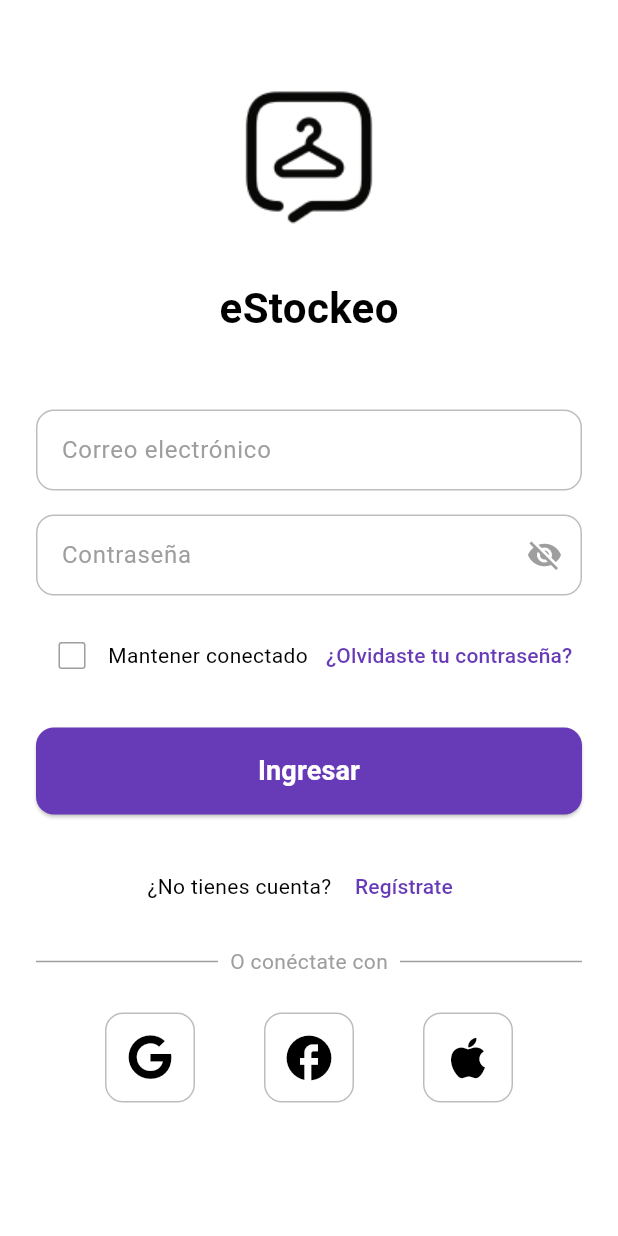
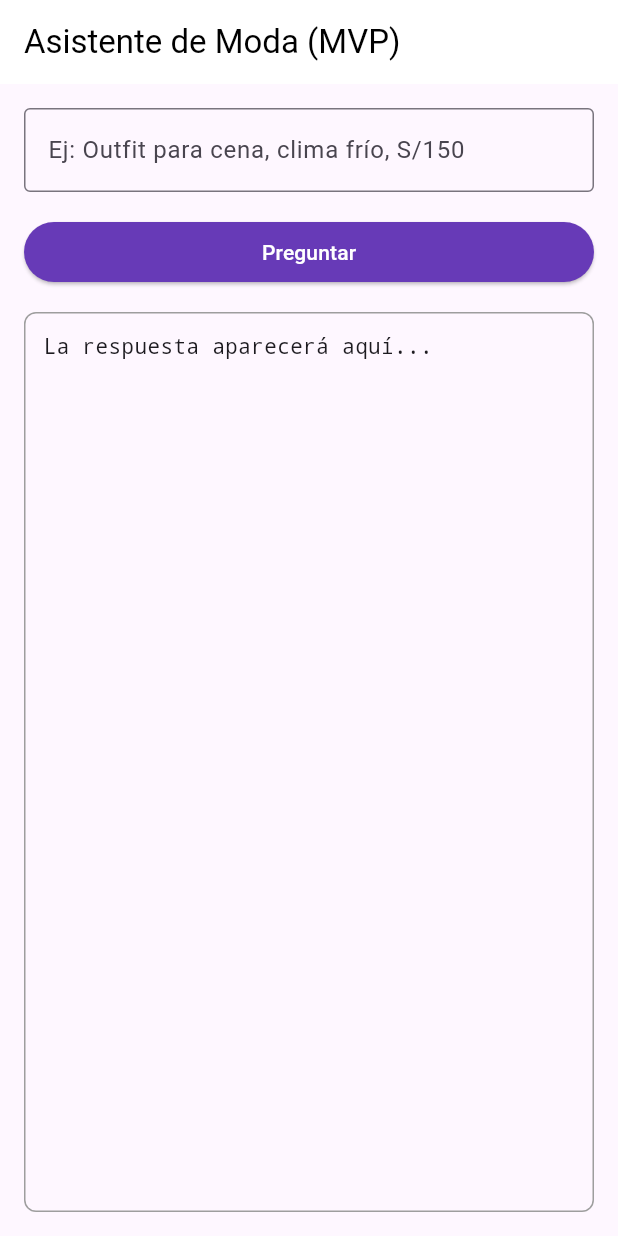
Before and after one commit to KGP2005/eStockeo, a Flutter app: the screen it shows after launch, on a phone screen of 412 x 824 dp. Run offline on Flutter 3.47's test engine with Material 3 defaults, Android fonts, the phone set to English and light mode, and no system bars; our stand-ins replace dio, font_awesome_flutter, supabase_flutter; accounts and stored records are empty.

Commit message:
Primer de asistente_ version prueba

```diff
--- /dev/null
+++ b/lib/Pages/Assistant/assistant_page.dart
@@ -0,0 +1,113 @@
+import 'dart:convert';
+import 'package:flutter/material.dart';
+import '../../Services/Assistant/assistant_api.dart';
+
+class AssistantPage extends StatefulWidget {
+  const AssistantPage({Key? key}) : super(key: key);
+
+  @override
+  State<AssistantPage> createState() => _AssistantPageState();
+}
+
+class _AssistantPageState extends State<AssistantPage> {
+  final TextEditingController _ctrl = TextEditingController();
+  bool _loading = false;
+  String _output = '';
+
+  final String _catalogSummary = '''ARINZA-00128|blusa lino oversize|top|blanco|smart
+NOMAD-00077|pantalon recto|bottom|beige|casual
+SHOES-90012|mocasines|shoes|negro|smart''';
+
+  Future<void> _handleAsk() async {
+    final input = _ctrl.text.trim();
+    if (input.isEmpty) return;
+
+    setState(() {
+      _loading = true;
+      _output = '';
+    });
+
+    try {
+      final result = await AssistantApi().getStyleRecommendations(
+        prompt: input,
+        catalogSummary: _catalogSummary,
+      );
+
+      const encoder = JsonEncoder.withIndent('  ');
+      final prettyJson = encoder.convert(result);
+
+      setState(() {
+        _output = prettyJson;
+        _loading = false;
+      });
+    } catch (e) {
+      setState(() {
+        _output = 'Error: $e';
+        _loading = false;
+      });
+    }
+  }
+
+  @override
+  void dispose() {
+    _ctrl.dispose();
+    super.dispose();
+  }
+
+  @override
+  Widget build(BuildContext context) {
+    return Scaffold(
+      appBar: AppBar(
+        title: const Text('Asistente de Moda (MVP)'),
+        backgroundColor: Colors.white,
+        foregroundColor: Colors.black,
+        elevation: 0,
+      ),
+      body: SafeArea(
+        child: Padding(
+          padding: const EdgeInsets.all(16.0),
+          child: Column(
+            crossAxisAlignment: CrossAxisAlignment.stretch,
+            children: [
+              TextField(
+                controller: _ctrl,
+                decoration: const InputDecoration(
+                  hintText: 'Ej: Outfit para cena, clima frío, S/150',
+                  border: OutlineInputBorder(),
+                ),
+                onSubmitted: (_) => _handleAsk(),
+              ),
+              const SizedBox(height: 16),
+              ElevatedButton(
+                onPressed: _loading ? null : _handleAsk,
+                style: ElevatedButton.styleFrom(
+                  backgroundColor: const Color(0xFF673AB7),
+                  foregroundColor: Colors.white,
+                ),
+                child: _loading
+                    ? const CircularProgressIndicator(color: Colors.white)
+                    : const Text('Preguntar'),
+              ),
+              const SizedBox(height: 16),
+              Expanded(
+                child: Container(
+                  decoration: BoxDecoration(
+                    border: Border.all(color: Colors.grey),
+                    borderRadius: BorderRadius.circular(8),
+                  ),
+                  child: SingleChildScrollView(
+                    padding: const EdgeInsets.all(12),
+                    child: SelectableText(
+                      _output.isEmpty ? 'La respuesta aparecerá aquí...' : _output,
+                      style: const TextStyle(fontFamily: 'monospace'),
+                    ),
+                  ),
+                ),
+              ),
+            ],
+          ),
+        ),
+      ),
+    );
+  }
+}
--- /dev/null
+++ b/lib/Services/Assistant/assistant_contract.dart
@@ -0,0 +1,27 @@
+const systemPrompt = '''
+Eres un estilista para jóvenes en LATAM. Responde SIEMPRE solo JSON:
+
+{
+  "query": "",
+  "context": { "occasion": "", "climate": "", "budget": { "min": 0, "max": 0 } },
+  "primary_look": {
+    "title": "",
+    "rationale": "",
+    "items": [
+      { "category": "top", "name": "", "color": "", "price_range": [0, 0] }
+    ]
+  },
+  "variants": [
+    { "title": "", "swap": ["..."] },
+    { "title": "", "swap": ["..."] }
+  ],
+  "video_results": [
+    { "catalog_id": "", "score": 0.0 }
+  ]
+}
+
+Reglas:
+- Respeta presupuesto y clima.
+- Si faltan datos, asume básicos neutros.
+- No inventes marcas; usa categorías.
+''';
--- a/lib/main.dart
+++ b/lib/main.dart
@@ -1,6 +1,8 @@
 import 'package:estockeo_p1/Pages/Login/login_page.dart';
 import 'package:flutter/material.dart';
 import 'package:supabase_flutter/supabase_flutter.dart';
+import 'Pages/Assistant/assistant_page.dart';
+
 
 void main() async {
   WidgetsFlutterBinding.ensureInitialized();
@@ -22,7 +24,7 @@ class MyApp extends StatelessWidget {
       theme: ThemeData(
         primarySwatch: Colors.deepPurple,
       ),
-      home: LoginPage(),
+      home: const AssistantPage(),
     );
   }
 }
--- a/pubspec.yaml
+++ b/pubspec.yaml
@@ -13,6 +13,8 @@ dependencies:
   font_awesome_flutter: ^10.6.0
   cupertino_icons: ^1.0.8
   supabase_flutter: ^2.5.2
+  google_generative_ai: ^0.4.7
+  dio: ^5.9.0
 
 dev_dependencies:
   flutter_test:
```
Also changed, not shown: lib/Services/AI/groq_client.dart (added, +67 -0 lines), lib/Services/Assistant/assistant_api.dart (added, +241 -0 lines), pubspec.lock, 4 other files.
